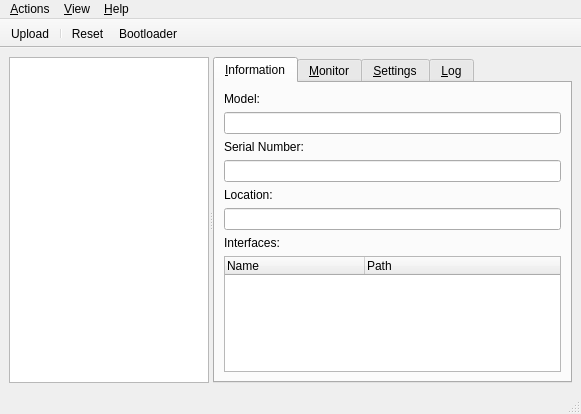
The window that tyqt/main_window.ui (Koromix/tytools) describes before a commit, drawn with Qt 5.
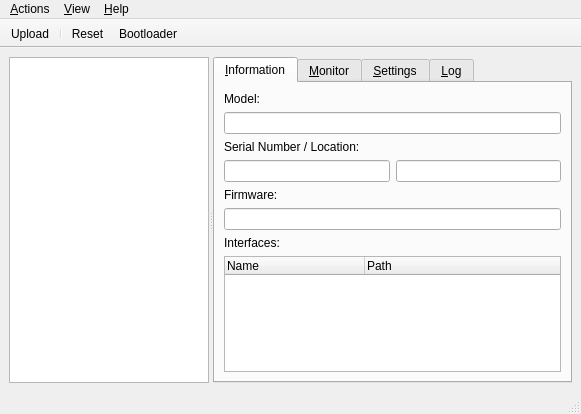
The same window after the commit. Icons and pictures are not drawn.

Commit message: Show running firmware name in information tab

```diff
--- a/tyqt/main_window.ui
+++ b/tyqt/main_window.ui
@@ -82,26 +82,37 @@
          <item>
           <widget class="QLabel" name="label_5">
            <property name="text">
-            <string>Serial Number:</string>
+            <string>Serial Number / Location:</string>
            </property>
           </widget>
          </item>
          <item>
-          <widget class="QLineEdit" name="serialText">
-           <property name="readOnly">
-            <bool>true</bool>
-           </property>
-          </widget>
+          <layout class="QHBoxLayout" name="horizontalLayout_2">
+           <item>
+            <widget class="QLineEdit" name="serialText">
+             <property name="readOnly">
+              <bool>true</bool>
+             </property>
+            </widget>
+           </item>
+           <item>
+            <widget class="QLineEdit" name="locationText">
+             <property name="readOnly">
+              <bool>true</bool>
+             </property>
+            </widget>
+           </item>
+          </layout>
          </item>
          <item>
           <widget class="QLabel" name="label_3">
            <property name="text">
-            <string>Location:</string>
+            <string>Firmware:</string>
            </property>
           </widget>
          </item>
          <item>
-          <widget class="QLineEdit" name="locationText">
+          <widget class="QLineEdit" name="firmwareText">
            <property name="readOnly">
             <bool>true</bool>
            </property>
```
Left out of the diff: 3 changed lines with no effect on the pictures. The commit also changes 3 other files.
